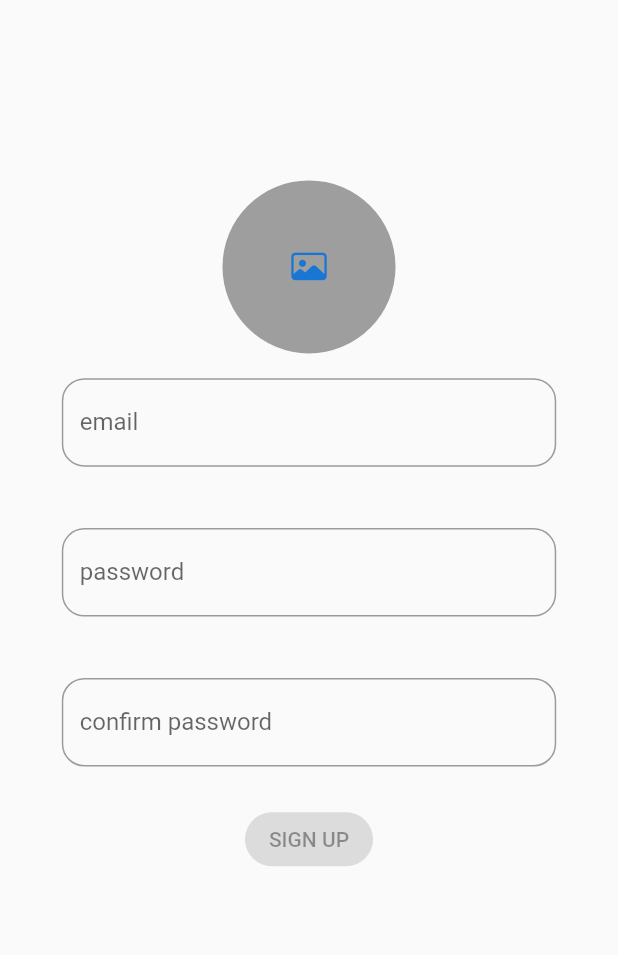
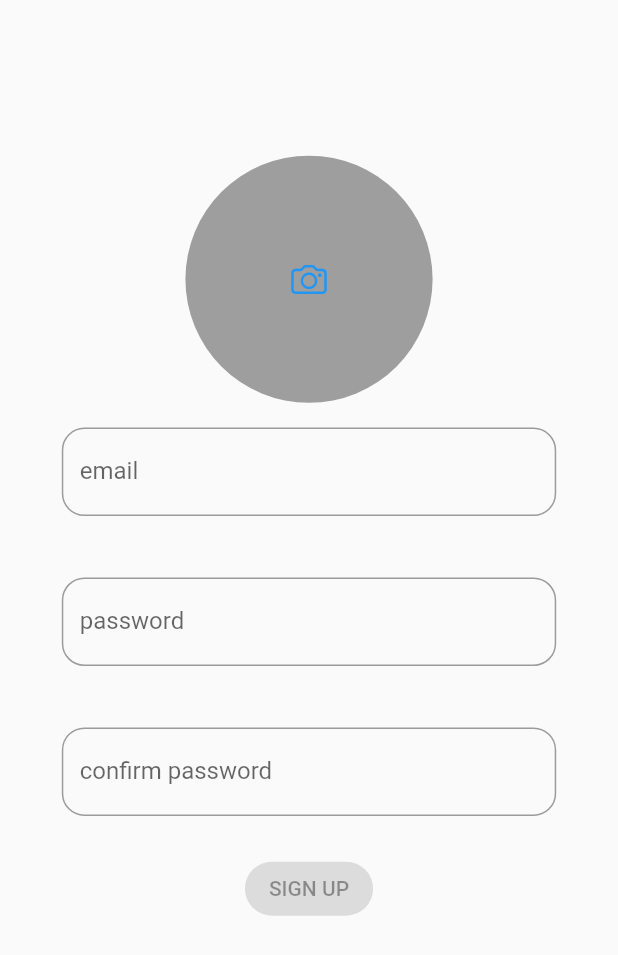
Before and after one commit to materoy/Siemens-hackathon-safety-marker, a Flutter app: the SignupPage screen opened by its route, on a phone screen of 412 x 824 dp. Shown: the top 955 px of the screen. Run offline on Flutter 3.47's test engine with Material 2 defaults, Android fonts, the phone set to English and light mode, and no system bars; our stand-ins replace bloc, cloud_firestore, equatable, firebase_auth, firebase_core, firebase_storage and 5 more; accounts and stored records are empty; generated files the repository leaves out were written again.

Commit message:
True happiness is when things just work on the first try

```diff
--- a/lib/app/modules/signup/view/signup_page.dart
+++ b/lib/app/modules/signup/view/signup_page.dart
@@ -75,17 +75,34 @@ class _ProfileImage extends StatelessWidget {
     return BlocBuilder<SignupCubit, SignupState>(
       buildWhen: (previous, current) => current.image != null,
       builder: (context, state) {
-        return CircleAvatar(
-          radius: SizeConfig.unitHeight * 7,
-          backgroundColor: Colors.grey,
+        final size = SizeConfig.unitHeight * 20;
+        return Container(
+          width: size,
+          height: size,
+          clipBehavior: Clip.hardEdge,
+          decoration: const BoxDecoration(
+            color: Colors.grey,
+            shape: BoxShape.circle,
+          ),
           child: Stack(
             children: [
-              if (state.image != null) Image.memory(state.image!),
-              IconButton(
-                icon: const Icon(CupertinoIcons.photo),
-                onPressed: () async {
-                  await _pickImage(context);
-                },
+              if (state.image != null)
+                Center(
+                    child: SizedBox(
+                        width: double.infinity,
+                        height: double.infinity,
+                        child: Image.memory(state.image!, fit: BoxFit.cover))),
+              Align(
+                alignment: state.image != null
+                    ? Alignment.bottomRight
+                    : Alignment.center,
+                child: IconButton(
+                  icon: const Icon(CupertinoIcons.photo_camera),
+                  color: Colors.blue,
+                  onPressed: () async {
+                    await _pickImage(context);
+                  },
+                ),
               ),
             ],
           ),
```
